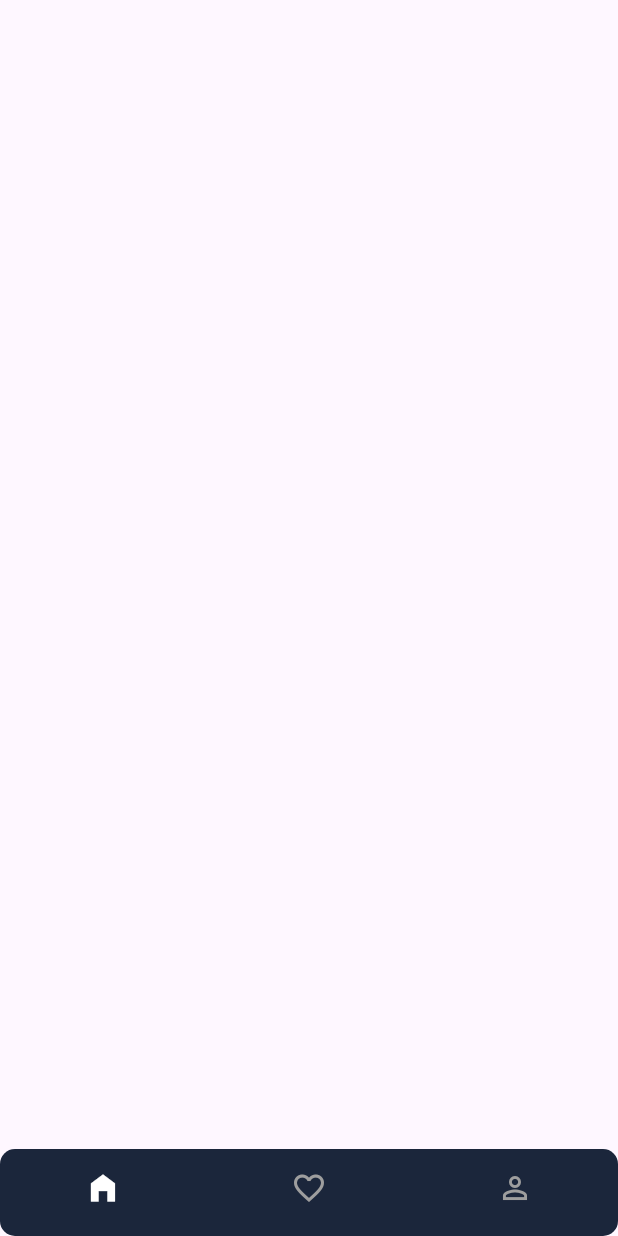
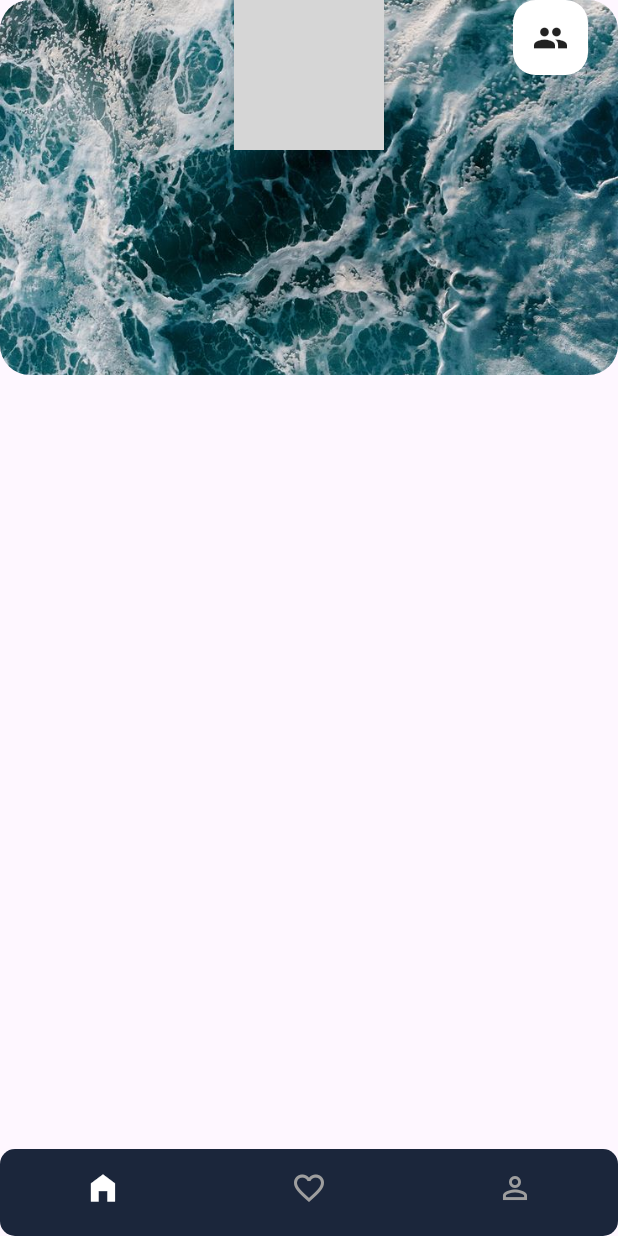
Before and after one commit to cardullo-italia/AppSeaEsplore, a Flutter app: the NavigationMenuBar screen opened by its route, item 3 of the bottom bar chosen, on a phone screen of 412 x 824 dp. Run offline on Flutter 3.47's test engine with Material 3 defaults, Android fonts, the phone set to English and light mode, and no system bars; our stand-ins replace get; network calls fail; grey boxes are pictures that could not be loaded.

Commit message:
finish app

```diff
--- a/lib/screens/prefScreen.dart
+++ b/lib/screens/prefScreen.dart
@@ -10,6 +10,10 @@ class PrefScreenUser extends StatefulWidget {
 class _PrefScreenUserState extends State<PrefScreenUser> {
   @override
   Widget build(BuildContext context) {
-    return Container();
+    return Column(
+      children: [
+
+      ],
+    );
   }
 }
--- a/lib/screens/profileScreen.dart
+++ b/lib/screens/profileScreen.dart
@@ -5,6 +5,63 @@ class ProfileScreenUser extends StatelessWidget {
 
   @override
   Widget build(BuildContext context) {
-    return Container();
+    return Container(
+      child: Column(
+        children: [
+          Stack(
+            children: [
+              Container(
+                width: MediaQuery.of(context).size.width,
+                height: 250,
+                decoration: BoxDecoration(
+                  image: const DecorationImage(
+                    image: AssetImage('assets/sea.jpg'),
+                    fit: BoxFit.cover,
+                  ),
+                  borderRadius: BorderRadius.circular(20),
+                ),
+              ),
+              SafeArea(
+                child: Padding(
+                  padding: const EdgeInsets.only(right: 20),
+                  child: Align(
+                    alignment: Alignment.topRight,
+                    child: Container(
+                      height: 50,
+                      width: 50,
+                      decoration: BoxDecoration(
+                        color: Colors.white,
+                        borderRadius: BorderRadius.circular(15),
+                      ),
+                      child: const Align(
+                        alignment: Alignment.center,
+                        child: Icon(
+                          Icons.people,
+                          size: 24.0,
+                        ),
+                      ),
+                    ),
+                  ),
+                ),
+              ),
+              Align(
+                alignment: Alignment.topCenter,
+                child: Container(
+                  height: 100,
+                  width: 100,
+                  decoration: const BoxDecoration(
+                    image: DecorationImage(
+                        image: NetworkImage(
+                          'https://i.pinimg.com/564x/91/ec/8c/91ec8ce08433deabe653f5c26d8028be.jpg',
+                        ),
+                        fit: BoxFit.cover),
+                  ),
+                ),
+              ),
+            ],
+          ),
+        ],
+      ),
+    );
   }
 }
--- a/lib/screens/tabBarScreen/spiaggeScreen.dart
+++ b/lib/screens/tabBarScreen/spiaggeScreen.dart
@@ -41,8 +41,7 @@ class _TabBarSpiaggeScreenState extends State<TabBarSpiaggeScreen> {
             itemBuilder: (context, index) {
               Spiaggie spiaggia = snapshot.data![index];
               return Padding(
-                padding:
-                    const EdgeInsets.symmetric(horizontal: 20),
+                padding: const EdgeInsets.symmetric(horizontal: 20),
                 child: Container(
                   width: 252,
                   height: 310,
@@ -100,7 +99,6 @@ class _TabBarSpiaggeScreenState extends State<TabBarSpiaggeScreen> {
                         Align(
                           alignment: Alignment.bottomCenter,
                           child: Text(
-
                             spiaggia.nameSpiaggia,
                             style: const TextStyle(
                               fontSize: 17,
```
Also changed, not shown: pubspec.lock, 2 other files.
